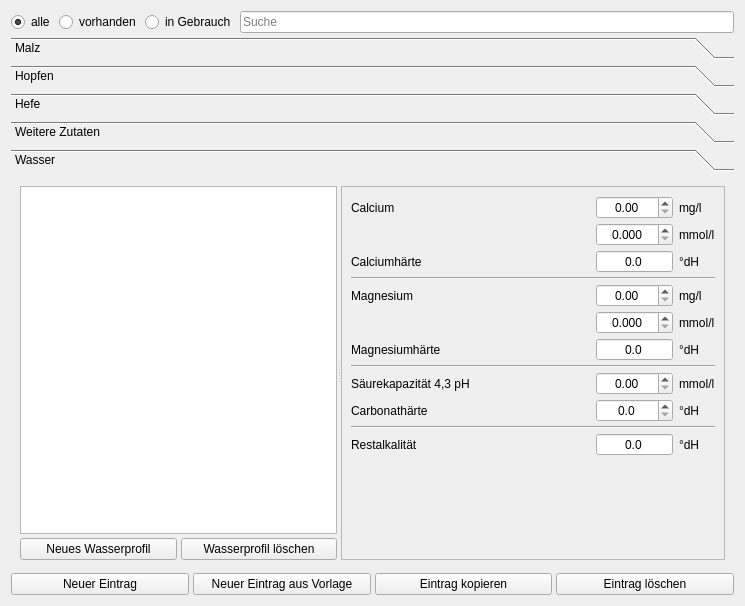
First picture: the form in kleiner-brauhelfer/tabrohstoffe.ui, repository kleiner-brauhelfer/kleiner-brauhelfer-2, before the edit.
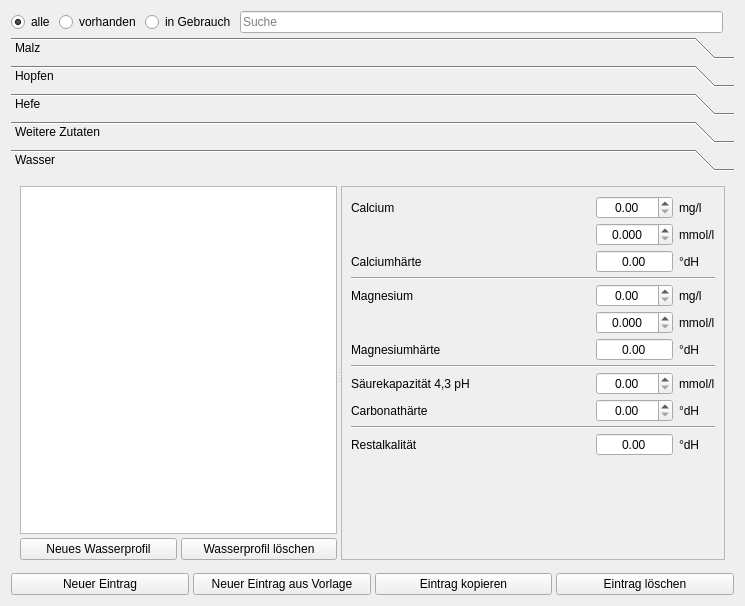
Second picture: the form after the edit. The open tabs and pages were chosen to show the change. Custom widgets are drawn as their Qt base class.

```diff
--- a/kleiner-brauhelfer/tabrohstoffe.ui
+++ b/kleiner-brauhelfer/tabrohstoffe.ui
@@ -53,6 +53,9 @@
        </property>
       </widget>
      </item>
+     <item>
+      <widget class="QLabel" name="lblNumItems"/>
+     </item>
     </layout>
    </item>
    <item>
@@ -276,8 +279,8 @@
        <rect>
         <x>0</x>
         <y>0</y>
-        <width>745</width>
-        <height>416</height>
+        <width>727</width>
+        <height>398</height>
        </rect>
       </property>
       <property name="autoFillBackground">
@@ -345,8 +348,8 @@
             <rect>
              <x>0</x>
              <y>0</y>
-             <width>378</width>
-             <height>396</height>
+             <width>369</width>
+             <height>378</height>
             </rect>
            </property>
            <layout class="QGridLayout" name="gridLayout">
@@ -470,7 +473,7 @@
                <set>Qt::AlignCenter</set>
               </property>
               <property name="decimals">
-               <number>1</number>
+               <number>2</number>
               </property>
               <property name="maximum">
                <double>9999.000000000000000</double>
@@ -512,7 +515,7 @@
                <enum>QAbstractSpinBox::NoButtons</enum>
               </property>
               <property name="decimals">
-               <number>1</number>
+               <number>2</number>
               </property>
               <property name="maximum">
                <double>9999.000000000000000</double>
@@ -570,7 +573,7 @@
                <enum>QAbstractSpinBox::NoButtons</enum>
               </property>
               <property name="decimals">
-               <number>1</number>
+               <number>2</number>
               </property>
               <property name="maximum">
                <double>9999.000000000000000</double>
@@ -688,7 +691,7 @@
                <enum>QAbstractSpinBox::NoButtons</enum>
               </property>
               <property name="decimals">
-               <number>1</number>
+               <number>2</number>
               </property>
               <property name="maximum">
                <double>9999.000000000000000</double>
@@ -816,6 +819,11 @@
    <extends>QDoubleSpinBox</extends>
    <header>widgets/doublespinbox.h</header>
   </customwidget>
+  <customwidget>
+   <class>TableView</class>
+   <extends>QTableView</extends>
+   <header>widgets/tableview.h</header>
+  </customwidget>
  </customwidgets>
  <tabstops>
   <tabstop>radioButtonAlle</tabstop>
```
Left out of the diff: 115 changed lines with no effect on the pictures.
